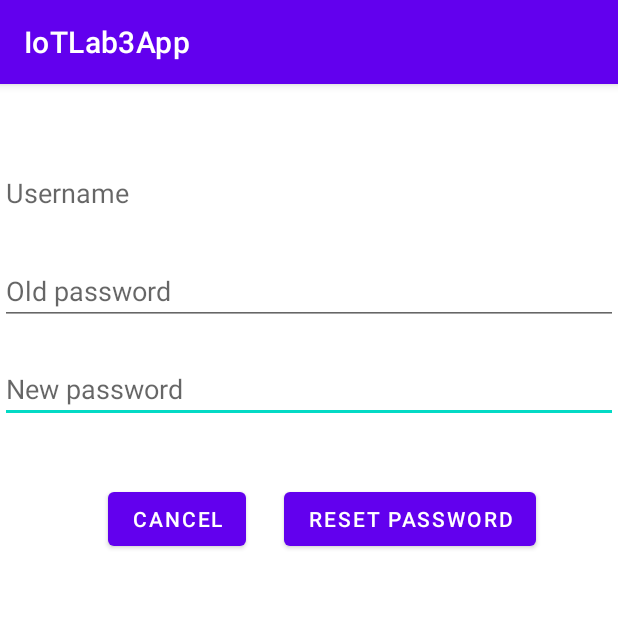
After one commit to Nenonymo/IoT_aem, an Android app: the ResetPassActivity screen opened directly, with no data from a screen before it, on a phone screen of 412 x 824 dp, the top half of it. The commit adds this screen. Run offline under Robolectric (Android 15) with nearby library versions, the phone set to English and light mode, and no system bars.

Commit message:
major login & Connection refactoring and start of ResetPassActivity

```diff
--- /dev/null
+++ b/app/IoTLab3App/app/src/main/java/com/example/iotlab3app/Login/ResetPassActivity.java
@@ -0,0 +1,43 @@
+package com.example.iotlab3app.Login;
+
+import androidx.appcompat.app.AppCompatActivity;
+
+import android.os.Bundle;
+import android.widget.Button;
+import android.widget.EditText;
+import android.widget.Toast;
+
+import com.example.iotlab3app.Connection.SQLstuff;
+import com.example.iotlab3app.R;
+
+import java.sql.SQLException;
+
+public class ResetPassActivity extends AppCompatActivity {
+    private EditText userName, oldPass, newPass;
+    private Button   cancelBtn, resBtn;
+
+    @Override
+    protected void onCreate(Bundle savedInstanceState) {
+        super.onCreate(savedInstanceState);
+        setContentView(R.layout.activity_reset_pass);
+
+        userName = (EditText)findViewById(R.id.userName);
+        newPass = (EditText) findViewById(R.id.newPass);
+        oldPass = (EditText)findViewById(R.id.oldPass);
+        cancelBtn = (Button) findViewById(R.id.cancel_button);
+        resBtn = (Button) findViewById(R.id.resPassBtn);
+
+        cancelBtn.setOnClickListener(v -> finish());
+
+        resBtn.setOnClickListener(v -> { //TODO: SQL Code for resetting password.
+            try {
+                SQLstuff.runSQL("");
+            } catch (SQLException e){
+                Toast.makeText(this, e.getMessage(), Toast.LENGTH_SHORT).show();
+            }
+        });
+
+
+
+    }
+}
--- a/app/IoTLab3App/app/src/main/java/com/example/iotlab3app/MainActivity.java
+++ b/app/IoTLab3App/app/src/main/java/com/example/iotlab3app/MainActivity.java
@@ -10,6 +10,8 @@ import android.widget.TextView;
 //import org.eclipse.paho.android.service.MqttAndroidClient;
 //import com.example.iotlab3app.Connection.login.LoginActivity;
 
+import com.example.iotlab3app.Connection.SQLstuff;
+
 import info.mqtt.android.service.Ack;
 import info.mqtt.android.service.MqttAndroidClient;
 
@@ -19,6 +21,8 @@ import org.eclipse.paho.client.mqttv3.IMqttToken;
 import org.eclipse.paho.client.mqttv3.MqttCallbackExtended;
 import org.eclipse.paho.client.mqttv3.MqttClient;
 import org.eclipse.paho.client.mqttv3.MqttMessage;
+
+import java.sql.Connection;
 
 public class MainActivity extends AppCompatActivity {
     private TextView txv_rgb;
--- /dev/null
+++ b/app/IoTLab3App/app/src/main/res/layout/activity_reset_pass.xml
@@ -0,0 +1,58 @@
+<?xml version="1.0" encoding="utf-8"?>
+<androidx.constraintlayout.widget.ConstraintLayout xmlns:android="http://schemas.android.com/apk/res/android"
+    xmlns:app="http://schemas.android.com/apk/res-auto"
+    xmlns:tools="http://schemas.android.com/tools"
+    android:layout_width="match_parent"
+    android:layout_height="match_parent"
+    tools:context=".Login.ResetPassActivity">
+
+    <Button
+        android:id="@+id/cancel_button"
+        android:layout_width="wrap_content"
+        android:layout_height="wrap_content"
+        android:layout_marginStart="72dp"
+        android:layout_marginTop="40dp"
+        android:text="@android:string/cancel"
+        app:layout_constraintStart_toStartOf="parent"
+        app:layout_constraintTop_toBottomOf="@+id/newPass" />
+
+    <Button
+        android:id="@+id/resPassBtn"
+        android:layout_width="wrap_content"
+        android:layout_height="wrap_content"
+        android:layout_marginStart="25dp"
+        android:layout_marginTop="40dp"
+        android:text="Reset password"
+        app:layout_constraintStart_toEndOf="@+id/cancel_button"
+        app:layout_constraintTop_toBottomOf="@+id/newPass" />
+
+    <EditText
+        android:id="@+id/newPass"
+        android:layout_width="match_parent"
+        android:layout_height="wrap_content"
+        android:layout_marginTop="20dp"
+        android:hint="New password"
+        app:layout_constraintTop_toBottomOf="@+id/oldPass"
+        tools:layout_editor_absoluteX="16dp" />
+
+    <EditText
+        android:id="@+id/oldPass"
+        android:layout_width="match_parent"
+        android:layout_height="wrap_content"
+        android:layout_marginTop="20dp"
+        android:hint="Old password"
+        app:layout_constraintTop_toBottomOf="@+id/userName"
+        tools:layout_editor_absoluteX="0dp" />
+
+    <EditText
+        android:id="@+id/userName"
+        android:layout_width="match_parent"
+        android:layout_height="wrap_content"
+        android:layout_marginTop="50dp"
+        android:layout_weight="1"
+        android:backgroundTint="#4DFFFFFF"
+        android:hint="Username"
+        app:layout_constraintTop_toTopOf="parent"
+        tools:layout_editor_absoluteX="-16dp" />
+
+</androidx.constraintlayout.widget.ConstraintLayout>
```
Also changed, not shown: app/IoTLab3App/app/src/main/AndroidManifest.xml (+12 -5 lines), app/IoTLab3App/app/src/main/java/com/example/iotlab3app/Connection/SQLstuff.java (added, +54 -0 lines), app/IoTLab3App/app/src/main/java/com/example/iotlab3app/Login/LoginActivity.java (added, +128 -0 lines), app/IoTLab3App/app/src/main/java/com/example/iotlab3app/LoginActivity.java (deleted, +0 -154 lines), app/IoTLab3App/app/src/main/java/com/example/iotlab3app/data/LoginDataSource.java (deleted, +0 -29 lines), app/IoTLab3App/app/src/main/java/com/example/iotlab3app/data/LoginRepository.java (deleted, +0 -54 lines), app/IoTLab3App/app/src/main/java/com/example/iotlab3app/data/Result.java (deleted, +0 -48 lines), app/IoTLab3App/app/src/main/java/com/example/iotlab3app/data/model/LoggedInUser.java (deleted, +0 -23 lines), app/IoTLab3App/app/src/main/res/layout/activity_login.xml (+9 -1 lines).
